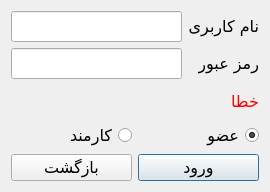
Before: the Qt Designer form LoginDialog.ui in Dandelion07/Library, drawn with Qt 5.
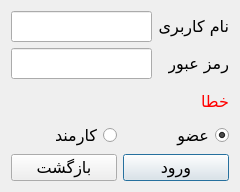
After: the same form once the commit is applied.

Patch:
```diff
--- a/LoginDialog.ui
+++ b/LoginDialog.ui
@@ -6,28 +6,10 @@
    <rect>
     <x>0</x>
     <y>0</y>
-    <width>270</width>
+    <width>240</width>
     <height>192</height>
    </rect>
   </property>
-  <property name="sizePolicy">
-   <sizepolicy hsizetype="Fixed" vsizetype="Fixed">
-    <horstretch>0</horstretch>
-    <verstretch>0</verstretch>
-   </sizepolicy>
-  </property>
-  <property name="minimumSize">
-   <size>
-    <width>270</width>
-    <height>192</height>
-   </size>
-  </property>
-  <property name="maximumSize">
-   <size>
-    <width>270</width>
-    <height>192</height>
-   </size>
-  </property>
   <property name="font">
    <font>
     <family>B Nazanin</family>
```
